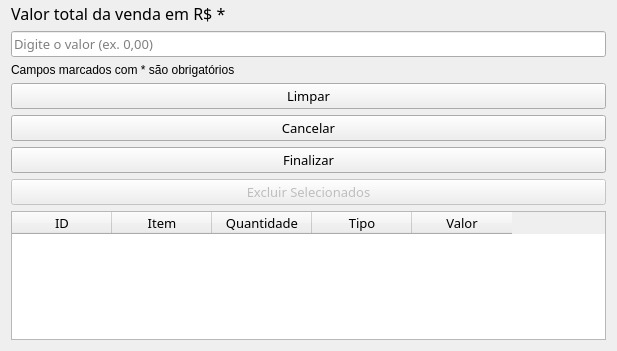
First picture: the form in view/cadastrovendas.ui, repository imora97/Sistema-para-doceria, before the edit; both pictures show x 0 to 617 and y 266 to 617 of the 617 by 617 pixel window.
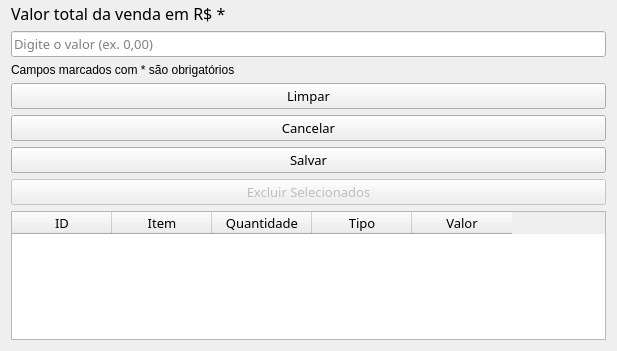
Second picture: the form after the edit.

The edit to the form file:
```diff
--- a/view/cadastrovendas.ui
+++ b/view/cadastrovendas.ui
@@ -227,7 +227,7 @@
       </font>
      </property>
      <property name="text">
-      <string>Finalizar</string>
+      <string>Salvar</string>
      </property>
     </widget>
    </item>
```
Left out of the diff: 2 changed lines with no effect on the pictures.
